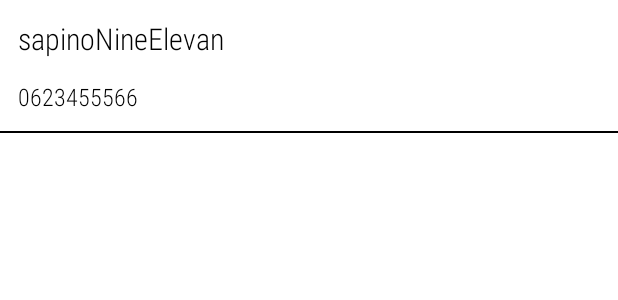
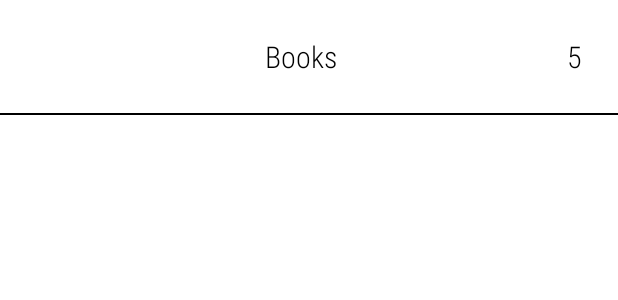
Before and after one commit to Sapino911/VoidApplication, an Android app: the layout recycler_view_collection.xml on its own in the app's theme, with its tools: preview values and no code run, on a phone screen of 412 x 824 dp. Shown: the top 300 px of the screen. Run offline under Robolectric (Android 15) with nearby library versions, the phone set to English and light mode, and no system bars.

Commit message:
"Starting with frames & Binding"

```diff
--- a/app/build.gradle
+++ b/app/build.gradle
@@ -52,7 +52,7 @@ dependencies {
     androidTestImplementation 'androidx.test.espresso:espresso-core:3.4.0'
 
     // ViewModel
-    //implementation "android.arch.lifecycle:extensions:$lifecycle_version"
+    implementation "androidx.arch.lifecycle:extensions:$lifecycle_version"
     // LiveData
     implementation "androidx.lifecycle:lifecycle-livedata:$lifecycle_version"
 
--- /dev/null
+++ b/app/src/main/java/com/example/voidapplication/Collection.java
@@ -0,0 +1,4 @@
+package com.example.voidapplication;
+
+public class Collection {
+}
--- a/app/src/main/res/layout/fragment_collection.xml
+++ b/app/src/main/res/layout/fragment_collections.xml
@@ -4,10 +4,10 @@
     android:layout_width="match_parent"
     android:layout_height="match_parent"
     xmlns:app="http://schemas.android.com/apk/res-auto"
-    tools:context=".CollectionFragment">
+    tools:context=".CollectionsFragment">
 
     <androidx.recyclerview.widget.RecyclerView
-        android:id="@+id/recycler_view_contacts"
+        android:id="@+id/recycler_view_collections"
         android:layout_width="match_parent"
         android:layout_height="match_parent"
         tools:listitem="@layout/recycler_view_collection"
--- a/app/src/main/res/layout/recycler_view_collection.xml
+++ b/app/src/main/res/layout/recycler_view_collection.xml
@@ -1,36 +1,41 @@
 <?xml version="1.0" encoding="utf-8"?>
 <LinearLayout xmlns:android="http://schemas.android.com/apk/res/android"
     android:layout_width="match_parent"
-    android:layout_height="match_parent"
+    android:layout_height="wrap_content"
     android:orientation="vertical">
 
     <RelativeLayout
         android:layout_width="match_parent"
         android:layout_height="wrap_content"
-        android:layout_marginEnd="12dp"
-        android:padding="12dp"
+        android:padding="24dp"
         android:orientation="vertical">
 
         <TextView
             android:id="@+id/text_view_name"
+            android:layout_width="318dp"
+            android:layout_height="wrap_content"
+            android:layout_alignParentStart="true"
+
+            android:layout_alignParentTop="true"
+
+            android:layout_toStartOf="@+id/text_view_count"
+            android:fontFamily="sans-serif-condensed-light"
+            android:gravity="center"
+            android:text="Books"
+            android:textColor="#000000"
+            android:textSize="20sp" />
+
+        <TextView
+            android:id="@+id/text_view_count"
             android:layout_width="wrap_content"
             android:layout_height="wrap_content"
+            android:layout_alignParentTop="true"
+            android:layout_alignParentEnd="true"
             android:fontFamily="sans-serif-condensed-light"
+            android:text="5"
+            android:textAlignment="center"
             android:textColor="#000000"
-            android:textSize="20sp"
-            android:text="sapinoNineElevan"/>
-
-        <TextView
-            android:id="@+id/text_view_contact"
-            android:layout_width="wrap_content"
-            android:layout_height="wrap_content"
-            android:fontFamily="sans-serif-condensed-light"
-            android:textColor="#000000"
-            android:textSize="16sp"
-            android:text="0623455566"
-            android:layout_marginTop="14dp"
-            android:layout_marginEnd="12dp"
-            android:layout_below="@+id/text_view_name"/>
+            android:textSize="20sp" />
     </RelativeLayout>
 
     <View
--- a/app/src/main/res/navigation/my_nav.xml
+++ b/app/src/main/res/navigation/my_nav.xml
@@ -7,7 +7,7 @@
 
     <fragment
         android:id="@+id/collectionFragment"
-        android:name="com.example.voidapplication.CollectionFragment"
+        android:name="com.example.voidapplication.CollectionsFragment"
         android:label="fragment_collection"
-        tools:layout="@layout/fragment_collection" />
+        tools:layout="@layout/fragment_collections" />
 </navigation>
```
Also changed, not shown: app/src/main/java/com/example/voidapplication/CollectionAdapter.java (added, +60 -0 lines), app/src/main/java/com/example/voidapplication/CollectionFragment.java (deleted, +0 -64 lines), app/src/main/java/com/example/voidapplication/CollectionsFragment.java (added, +68 -0 lines), app/src/main/res/layout/activity_collection_account.xml (+5 -4 lines).
